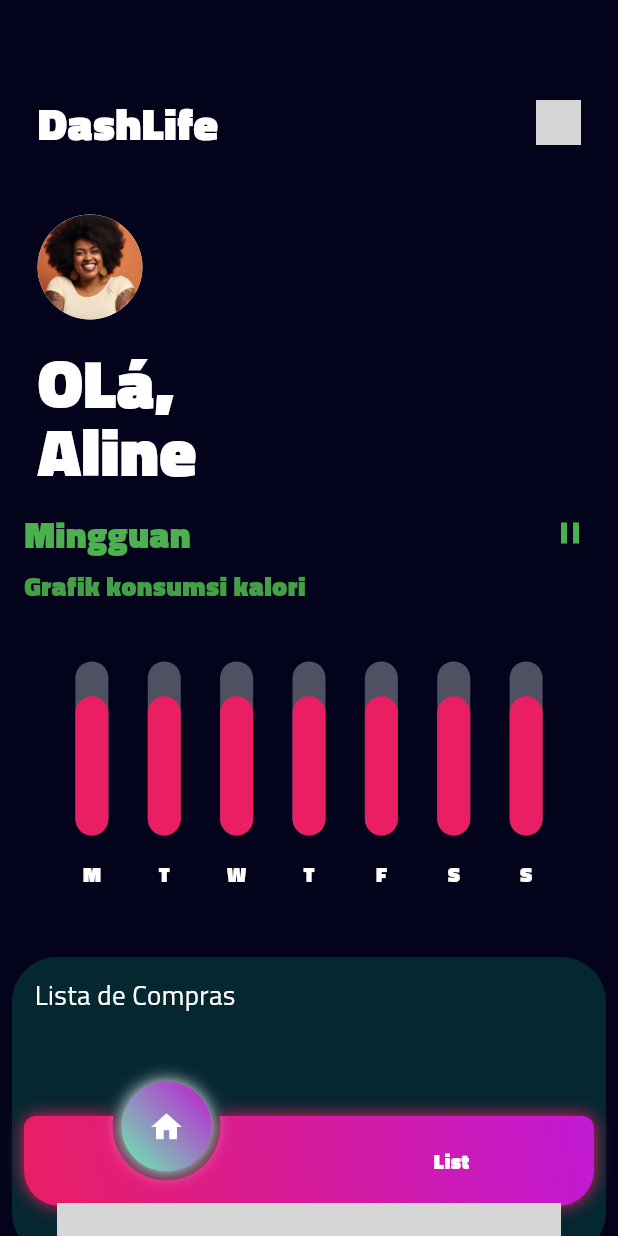
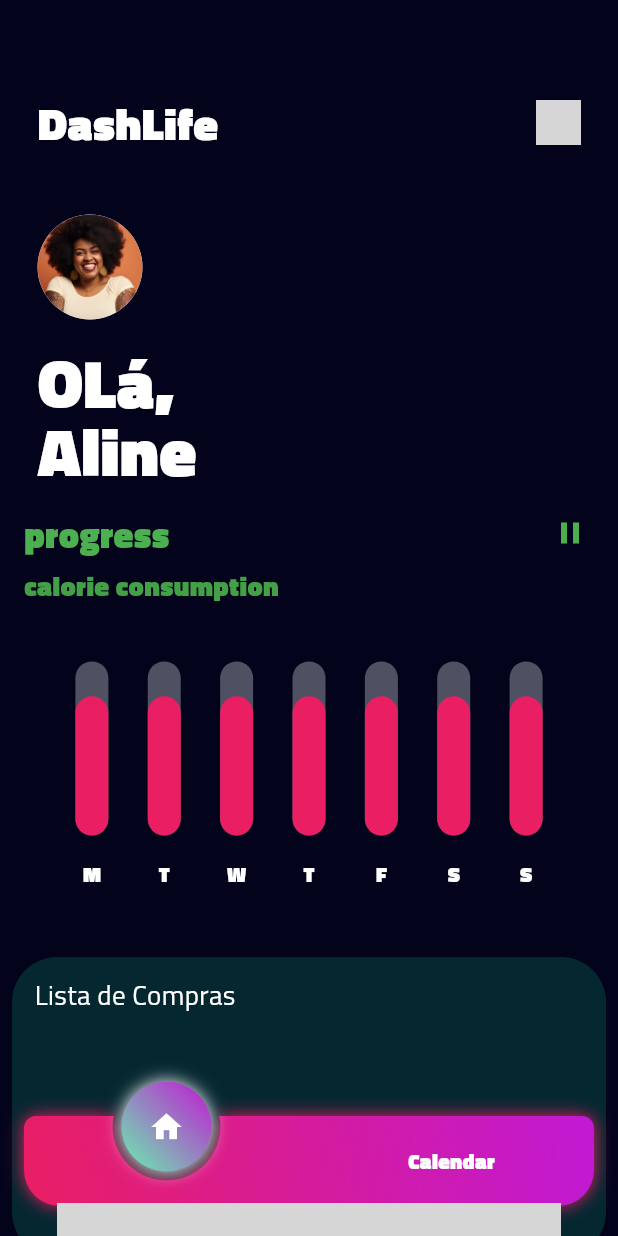
Before and after one commit to SrNorton/Flutter-task, a Flutter app: the screen it shows after launch, after a tap on the "play arrow" icon, on a phone screen of 412 x 824 dp. Run offline on Flutter 3.47's test engine with Material 3 defaults, Android fonts, the phone set to English and light mode, and no system bars; drawn by our look-alikes of circle_nav_bar, fl_chart; our stand-ins replace sqflite, syncfusion_flutter_calendar; missing offline and left inert: bottom_sheet, circular_progress_stack, msh_checkbox, progresso; accounts and stored records are empty; grey boxes are pictures that could not be loaded.

Commit message:
add calendar and progress

```diff
--- /dev/null
+++ b/devtools_options.yaml
@@ -0,0 +1 @@
+extensions:
--- a/lib/components/barchart.dart
+++ b/lib/components/barchart.dart
@@ -45,7 +45,7 @@ class BarChartSample1State extends State<BarChartSample1> {
               crossAxisAlignment: CrossAxisAlignment.stretch,
               children: <Widget>[
                 const Text(
-                  'Mingguan',
+                  'progress',
                   style: TextStyle(
                     color: Colors.green,
                     fontSize: 24,
@@ -56,7 +56,7 @@ class BarChartSample1State extends State<BarChartSample1> {
                   height: 4,
                 ),
                 Text(
-                  'Grafik konsumsi kalori',
+                  'calorie consumption',
                   style: TextStyle(
                     color: Colors.green[600],
                     fontSize: 18,
--- a/lib/components/textForm.dart
+++ b/lib/components/textForm.dart
@@ -161,7 +161,8 @@ class _TextFormState extends State<TextForm> {
         status: false.toString(),
 
         );
-    }
+    } else {return null;}
+    // await data.deleteData();
 
     await data.readallData();
     Navigator.pop(context);
--- a/lib/main.dart
+++ b/lib/main.dart
@@ -1,6 +1,5 @@
 import 'package:flutter/material.dart';
 import 'package:provider/provider.dart';
-import 'package:task_app/database/db.dart';
 import 'package:task_app/database/dbRepository.dart';
 
 
@@ -16,7 +15,10 @@ void main() {
       providers: [
         ChangeNotifierProvider(create: (_) => DbRepository())
       ],
-      child: const MyApp()));
+
+      child: const MyApp()
+
+      ));
 }
 
 class MyApp extends StatelessWidget {
--- a/lib/models/tile.dart
+++ b/lib/models/tile.dart
@@ -4,7 +4,7 @@ class Tile {
   int? id;
   String? image;
   String? descriptionTask;
-  bool? status;
+  String? status;
 
   Tile({this.id ,this.image, this.descriptionTask, this.status});
 
@@ -16,7 +16,11 @@ class Tile {
       this.status = map['status'];
 
   }
-
+ @override
+  String toString() {
+    // TODO: implement toString
+    return "minha cor $image e minha descrição é $descriptionTask";
+  }
 
 
 }
--- /dev/null
+++ b/lib/screens/calendar.dart
@@ -0,0 +1,86 @@
+import 'package:flutter/material.dart';
+import 'package:syncfusion_flutter_calendar/calendar.dart';
+import 'package:task_app/constants/constants.dart';
+
+class Calendar extends StatelessWidget {
+  const Calendar({super.key});
+
+ @override
+  Widget build(BuildContext context) {
+    return Scaffold(
+
+      appBar: AppBar(
+        backgroundColor: Kbackground,
+        title: Text('Calendário',
+        style: TextStyle(
+          color: Colors.white,
+          fontSize: 25,
+                          fontWeight: FontWeight.w800,
+                          fontFamily: "TitilliumWeb",
+        )
+        ),
+      ),
+        body: SfCalendar(
+          view: CalendarView.month,
+          dataSource: MeetingDataSource(_getDataSource()),
+          monthViewSettings:
+          MonthViewSettings(
+              appointmentDisplayMode: MonthAppointmentDisplayMode.appointment,
+              showAgenda: true,
+
+              ),
+        ));
+  }
+
+  List<Meeting> _getDataSource() {
+    final List<Meeting> meetings = <Meeting>[];
+    final DateTime today = DateTime.now();
+    final DateTime startTime =
+    DateTime(today.year, today.month, today.day, 9, 0, 0);
+    final DateTime endTime = startTime.add(const Duration(hours: 2));
+    meetings.add(
+        Meeting('Conference', startTime, endTime, const Color(0xFF0F8644), false));
+    return meetings;
+  }
+}
+
+class MeetingDataSource extends CalendarDataSource {
+  MeetingDataSource(List<Meeting> source){
+    appointments = source;
+  }
+
+  @override
+  DateTime getStartTime(int index) {
+    return appointments![index].from;
+  }
+
+  @override
+  DateTime getEndTime(int index) {
+    return appointments![index].to;
+  }
+
+  @override
+  String getSubject(int index) {
+    return appointments![index].eventName;
+  }
+
+  @override
+  Color getColor(int index) {
+    return appointments![index].background;
+  }
+
+  @override
+  bool isAllDay(int index) {
+    return appointments![index].isAllDay;
+  }
+}
+
+class Meeting {
+  Meeting(this.eventName, this.from, this.to, this.background, this.isAllDay);
+
+  String eventName;
+  DateTime from;
+  DateTime to;
+  Color background;
+  bool isAllDay;
+}
--- a/lib/screens/dashPage.dart
+++ b/lib/screens/dashPage.dart
@@ -1,15 +1,20 @@
 import 'package:circular_progress_stack/circular_progress_stack.dart';
 import 'package:flutter/material.dart';
+import 'package:provider/provider.dart';
 import 'package:task_app/components/cardCircleProgress.dart';
 import 'package:task_app/components/smallAddButom.dart';
 import 'package:task_app/components/tileTasks.dart';
 import 'package:task_app/constants/constants.dart';
+import 'package:task_app/database/dbRepository.dart';
 import 'package:task_app/models/circleTask.dart';
 import 'package:task_app/models/tile.dart';
 
 class DashPage extends StatefulWidget {
-  DashPage({this.tile});
-  Tile? tile;
+
+  DashPage({this.function});
+  // Tile? tile;
+  VoidCallback? function;
+
 
   @override
   State<DashPage> createState() => _DashPageState();
@@ -17,16 +22,35 @@ class DashPage extends StatefulWidget {
 
 class _DashPageState extends State<DashPage> {
 
+
+
+
+
+
   @override
 
   Widget build(BuildContext context) {
 
+
+
+
+          context.read<DbRepository>().readallData();
+
+
+
     return Scaffold(
+
 
       backgroundColor: Kbackground,
       appBar: AppBar(
+        iconTheme: IconThemeData(
+color: Colors.white
+        ),
 
-        title: Text(
+        title: Row(
+          mainAxisAlignment: MainAxisAlignment.spaceBetween,
+          children: [
+            Text(
               "Dailytasks",
               style:TextStyle(
                           color: Colors.white,
@@ -35,18 +59,25 @@ class _DashPageState extends State<DashPage> {
                           fontFamily: "TitilliumWeb",
                         ),
             ),
-        leading: Padding(
-          padding: const EdgeInsets.only(left: 8.0),
-          child: AddButom(
+            SizedBox(
+              height: 55,
+              width: 55,
+              child: AddButom())
+          ],
+        ),
+        // leading: Padding(
+        //   padding: const EdgeInsets.only(left: 8.0),
+        //   child: AddButom(
 
 
 
-          ),
-        ),
+        //   ),
+        // ),
         backgroundColor: Colors.transparent,
 
         elevation: 0,
       ),
+
       body: Column(
 
         children: [
@@ -76,17 +107,35 @@ class _DashPageState extends State<DashPage> {
             ],
           ),
           Expanded(
+
             child: Container(
+
               width: MediaQuery.of(context).size.width,
               color: Kbackground,
-              child: ListView.builder(
-                itemCount: tasksTotile.length,
-                itemBuilder: (context, index){
-                  return TileTask(
-                    image: tasksTotile[index].image,
-                    description: tasksTotile[index].descriptionTask,
+              child: Consumer<DbRepository>(
+
+                builder: (BuildContext ctx, dbrepository,__){
+
+
+
+
+
+
+                  return ListView.builder(
+
+                    itemCount: dbrepository.listTileBuilder.length,
+                    itemBuilder: (BuildContext ctx, int index){
+                      return TileTask(image: dbrepository.listTileBuilder[index]['type'],
+                      task: dbrepository.listTileBuilder[index]['description'],
                       );
-                })
+
+                    }
+
+                    );
+
+                }
+
+              ),
             ),
           ),
         ],
@@ -94,3 +143,20 @@ class _DashPageState extends State<DashPage> {
     );
   }
 }
+
+
+// Expanded(
+//             child: Container(
+//               width: MediaQuery.of(context).size.width,
+//               color: Kbackground,
+//               child: ListView.builder(
+//                 itemCount: tasksTotile.length,
+//                 itemBuilder: (context, index){
+//                   return TileTask(
+//                     image: tasksTotile[index].image,
+//                     description: tasksTotile[index].descriptionTask,
+//                   );
+//                 })
+//             ),
+//           ),
+//         ],
--- a/lib/screens/homeScreen.dart
+++ b/lib/screens/homeScreen.dart
@@ -1,10 +1,13 @@
 import 'package:fl_chart/fl_chart.dart';
 import 'package:flutter/material.dart';
+import 'package:provider/provider.dart';
 import 'package:task_app/components/barchart.dart';
 import 'package:task_app/components/cardTasks.dart';
 import 'package:task_app/constants/constants.dart';
+import 'package:task_app/database/dbRepository.dart';
 
 import 'package:task_app/models/cardModel.dart';
+import 'package:task_app/screens/dashPage.dart';
 
 
 
@@ -33,10 +36,20 @@ class HomePage extends StatelessWidget {
 
                     ),
 
-                    Container(
-                      child: Image.asset("assets/images/dashicon.png",
-                      height: 30,
-                      width: 30,
+                    GestureDetector(
+                      onTap: (){
+                        Navigator.of(context).push(MaterialPageRoute(
+                          builder: (ctx) => DashPage(
+                            function: () async {
+                             await ctx.read<DbRepository>().readallData();
+                            },
+                          )));
+                      },
+                      child: Container(
+                        child: Image.asset("assets/images/dashicon.png",
+                        height: 30,
+                        width: 30,
+                        ),
                       ),
                     ),
               ],
--- a/lib/screens/pageView.dart
+++ b/lib/screens/pageView.dart
@@ -1,7 +1,7 @@
 import 'package:circle_nav_bar/circle_nav_bar.dart';
 import 'package:flutter/material.dart';
 import 'package:task_app/constants/constants.dart';
-import 'package:task_app/screens/dashPage.dart';
+import 'package:task_app/screens/calendar.dart';
 import 'package:task_app/screens/homeScreen.dart';
 
 class PageManagerState extends StatefulWidget {
@@ -37,7 +37,7 @@ class __PageManagerStateState extends State<PageManagerState> {
         controller: pc,
         children: [
           HomePage(),
-          DashPage(),
+          Calendar(),
         ],
         onPageChanged: setPage,
       ),
@@ -48,7 +48,7 @@ class __PageManagerStateState extends State<PageManagerState> {
         activeIcons: const [
           Icon(Icons.home, color: Colors.white),
 
-          Icon(Icons.list_alt, color: Colors.white),
+          Icon(Icons.calendar_month_outlined, color: Colors.white),
 
 
         ],
@@ -59,7 +59,7 @@ class __PageManagerStateState extends State<PageManagerState> {
                 fontWeight: FontWeight.bold
               ),
           ),
-          Text("List",
+          Text("Calendar",
           style: TextStyle(
                 color: Colors.white,
                 fontWeight: FontWeight.bold
--- a/pubspec.yaml
+++ b/pubspec.yaml
@@ -45,6 +45,7 @@ dependencies:
   provider: ^6.1.1
   bottom_sheet: ^4.0.0
   fl_chart: ^0.66.0
+  syncfusion_flutter_calendar: ^24.2.3
 
 dev_dependencies:
   flutter_test:
```
Also changed, not shown: lib/components/tileTasks.dart (+4 -5 lines), lib/database/dbRepository.dart (+24 -3 lines), pubspec.lock. Lines whose indentation alone changed are shown as unchanged.
